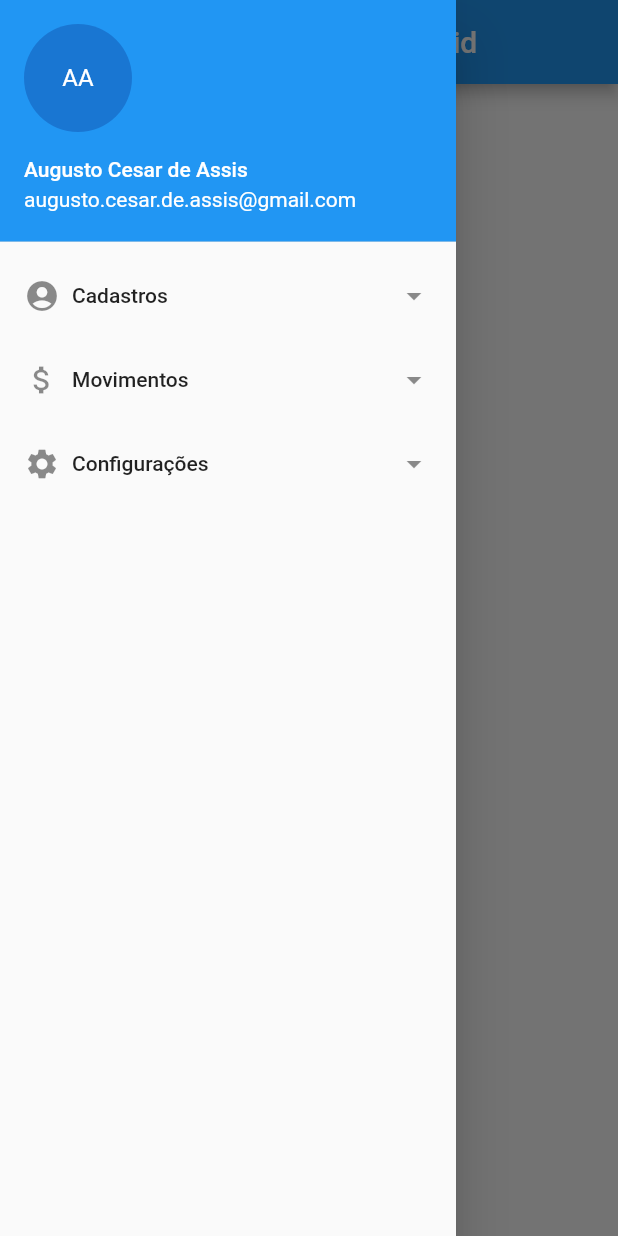
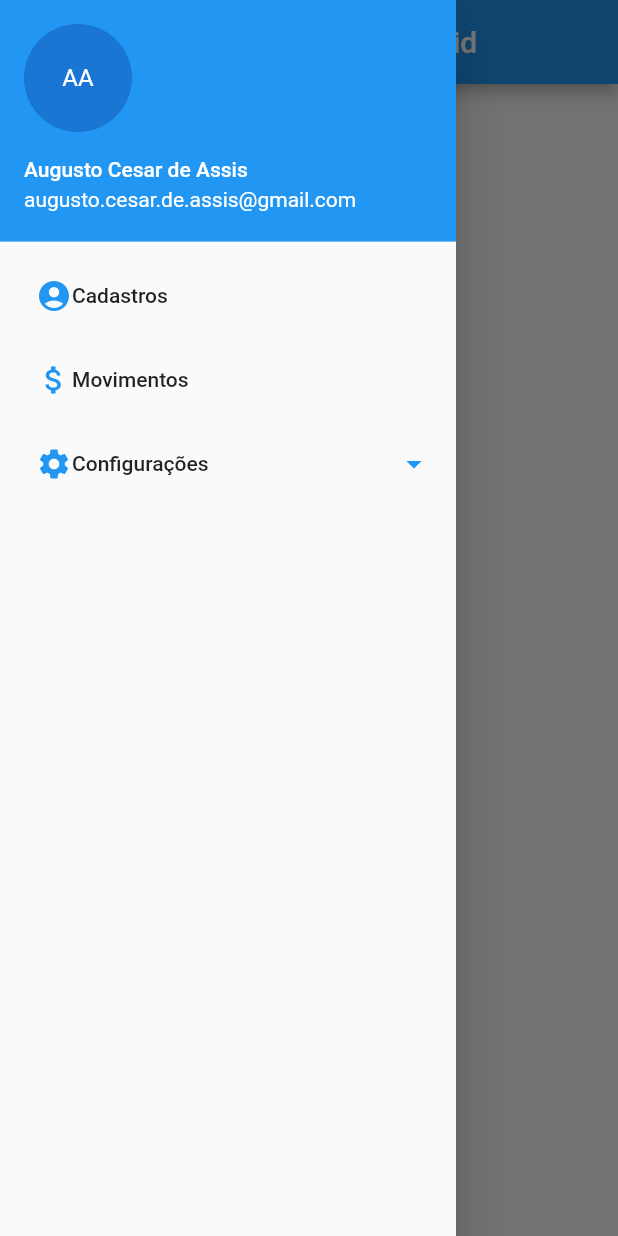
Before and after one commit to Augusto2315/AVSalesForce, a Flutter app: the screen it shows after launch, with the side drawer open, on a phone screen of 412 x 824 dp. Run offline on Flutter 3.47's test engine with Material 2 defaults, Android fonts, the light colour scheme and no system bars; our stand-ins replace syncfusion_flutter_datagrid.

Commit message:
Alteração campos dart e grid/barra lateral para manter padrão em todas as telas

```diff
--- a/client/lib/configuracao_campos/configuracao_campos.dart
+++ b/client/lib/configuracao_campos/configuracao_campos.dart
@@ -1,17 +1,36 @@
 import 'package:flutter/material.dart';
 import 'package:salesforce/configuracao_campos/configuracao_campos_grid/configuracao_campos_grid.dart';
-import 'package:salesforce/repositories/campos_repository.dart';
+import 'package:salesforce/shared/base_app_bar.dart';
 
 class ConfiguracaoCamposWidget extends StatelessWidget {
   const ConfiguracaoCamposWidget({Key? key}) : super(key: key);
 
   @override
   Widget build(BuildContext context) {
-    return Scaffold(
+    return BaseAppBarWidget(
+      routeSelected: '/configuracoes/configuracao-campos',
       appBar: AppBar(
         title: const Text('Configuração de campos'),
       ),
-      body: const ConfiguracaoCamposWidget(),
+      body: Padding(
+        padding: const EdgeInsets.all(16),
+        child: Row(
+          children: [
+            const Expanded(child: ConfiguracaoCamposGridWidget()),
+            Column(
+              crossAxisAlignment: CrossAxisAlignment.end,
+              mainAxisSize: MainAxisSize.max,
+              mainAxisAlignment: MainAxisAlignment.end,
+              children: [
+                ElevatedButton(
+                  onPressed: () => {},
+                  child: const Text('Salvar'),
+                ),
+              ],
+            )
+          ],
+        ),
+      ),
     );
   }
 }
--- a/client/lib/configuracao_campos/configuracao_campos_grid/configuracao_campos_grid.dart
+++ b/client/lib/configuracao_campos/configuracao_campos_grid/configuracao_campos_grid.dart
@@ -2,7 +2,6 @@ import 'package:flutter/material.dart';
 import 'package:salesforce/repositories/campos_repository.dart';
 import 'package:syncfusion_flutter_datagrid/datagrid.dart';
 import '../../models/campos.dart';
-import 'dart:developer';
 
 class ConfiguracaoCamposGridWidget extends StatefulWidget {
   const ConfiguracaoCamposGridWidget({Key? key}) : super(key: key);
--- a/client/lib/main.dart
+++ b/client/lib/main.dart
@@ -1,6 +1,6 @@
 import 'package:flutter/material.dart';
 import 'package:salesforce/configuracao_campos/configuracao_campos.dart';
-import 'package:salesforce/widgets/drawer_item.dart';
+import 'package:salesforce/shared/base_app_bar.dart';
 
 void main() {
   runApp(const MyApp());
@@ -17,7 +17,8 @@ class MyApp extends StatelessWidget {
       theme: ThemeData(primarySwatch: Colors.blue),
       home: const MyHomePage(),
       routes: {
-        '/configuracao-campos': (context) => const ConfiguracaoCamposWidget(),
+        '/configuracoes/configuracao-campos': (context) =>
+            const ConfiguracaoCamposWidget(),
       },
     );
   }
@@ -40,37 +41,10 @@ class _MyHomePageState extends State<MyHomePage> {
 
   @override
   Widget build(BuildContext context) {
-    return Scaffold(
+    return BaseAppBarWidget(
+      routeSelected: '/main',
       appBar: AppBar(
         title: const Text('Syncfusion Flutter DataGrid'),
-      ),
-      drawer: Drawer(
-        child: ListView(
-          // physics: ClampingScrollPhysics(),
-          // shrinkWrap: true,
-          padding: EdgeInsets.zero,
-          children: <Widget>[
-            const UserAccountsDrawerHeader(
-              accountEmail: Text("augusto.cesar.de.assis@gmail.com"),
-              accountName: Text("Augusto Cesar de Assis"),
-              currentAccountPicture: CircleAvatar(child: Text("AA")),
-            ),
-            DrawerItem(
-              icon: Icons.account_circle,
-              text: 'Cadastros',
-              route: '',
-            ),
-            DrawerItem(
-              icon: Icons.attach_money,
-              text: 'Movimentos',
-              route: '',
-            ),
-            DrawerItem(
-                icon: Icons.settings,
-                text: 'Configurações',
-                route: '/configuracao-campos')
-          ],
-        ),
       ),
       body: const Center(
         child: Text("Av Sales Force"),
--- a/client/lib/models/campos.dart
+++ b/client/lib/models/campos.dart
@@ -1,5 +1,3 @@
-import 'package:syncfusion_flutter_datagrid/datagrid.dart';
-
 class ConfiguracaoCampos {
   int codEmpresa;
   String campo;
--- /dev/null
+++ b/client/lib/shared/base_app_bar.dart
@@ -0,0 +1,96 @@
+import 'package:flutter/material.dart';
+import 'package:salesforce/widgets/drawer_item.dart';
+
+// ignore: must_be_immutable
+class BaseAppBarWidget extends StatefulWidget {
+  final AppBar appBar;
+  final Widget body;
+  String routeSelected = '';
+  String expandedRoute = '';
+  bool forceExpanded = false;
+
+  BaseAppBarWidget(
+      {Key? key,
+      required,
+      required this.appBar,
+      required this.body,
+      required this.routeSelected})
+      : super(key: key);
+
+  @override
+  State<BaseAppBarWidget> createState() => _BaseAppBarState();
+}
+
+class _BaseAppBarState extends State<BaseAppBarWidget> {
+  final Color backgroundColor = Colors.blue;
+
+  @override
+  Widget build(BuildContext context) {
+    return Scaffold(
+      appBar: widget.appBar,
+      drawer: Drawer(
+        child: ListView(
+          // physics: ClampingScrollPhysics(),
+          // shrinkWrap: true,
+          padding: EdgeInsets.zero,
+          children: <Widget>[
+            const UserAccountsDrawerHeader(
+              accountEmail: Text("augusto.cesar.de.assis@gmail.com"),
+              accountName: Text("Augusto Cesar de Assis"),
+              currentAccountPicture: CircleAvatar(child: Text("AA")),
+            ),
+            DrawerItem(
+              icon: Icons.account_circle,
+              text: 'Cadastros',
+              route: '/cadastro',
+              actualRoute: widget.routeSelected,
+              isChildren: false,
+              hasChildren: false,
+            ),
+            DrawerItem(
+              icon: Icons.attach_money,
+              text: 'Movimentos',
+              route: '/movimentos',
+              actualRoute: widget.routeSelected,
+              isChildren: false,
+              hasChildren: false,
+            ),
+            DrawerItem(
+                icon: Icons.settings,
+                text: 'Configurações',
+                route: '/configuracoes',
+                actualRoute: widget.routeSelected,
+                isChildren: false,
+                hasChildren: true,
+                onTap: () {
+                  setState(() {
+                    if (widget.expandedRoute.contains('/configuracoes')) {
+                      widget.expandedRoute = '';
+                      widget.forceExpanded = false;
+                    } else {
+                      widget.expandedRoute = '/configuracoes';
+                      widget.forceExpanded = true;
+                    }
+                  });
+                }),
+            DrawerItem(
+              icon: Icons.settings_applications,
+              text: 'Configurações De Campos',
+              route: '/configuracoes/configuracao-campos',
+              expanded: ('/configuracoes/configuracao-campos'
+                              .contains(widget.expandedRoute) &&
+                          widget.expandedRoute.isNotEmpty ||
+                      widget.routeSelected ==
+                          '/configuracoes/configuracao-campos') ||
+                  widget.forceExpanded,
+              actualRoute: widget.routeSelected,
+              isChildren: true,
+              hasChildren: false,
+            ),
+          ],
+        ),
+      ),
+      body: widget.body,
+    );
+  }
+}
--- a/client/lib/widgets/drawer_item.dart
+++ b/client/lib/widgets/drawer_item.dart
@@ -1,15 +1,29 @@
 import 'package:flutter/material.dart';
 
+// ignore: must_be_immutable
 class DrawerItem extends StatefulWidget {
   late IconData icon = Icons.ac_unit;
   late String text = '';
   late String route = '';
+  late String actualRoute = '';
+  late bool expanded;
+  late String expandedRoute = '';
+  late bool isChildren;
+  late bool hasChildren;
+  late String originalRoute = actualRoute;
+  Function()? onTap;
 
   DrawerItem({
     Key? key,
     required this.icon,
     required this.text,
     required this.route,
+    required this.actualRoute,
+    required this.hasChildren,
+    required this.isChildren,
+    this.expandedRoute = '',
+    this.onTap,
+    this.expanded = false,
   }) : super(key: key);
 
   @override
@@ -19,18 +33,60 @@ class DrawerItem extends StatefulWidget {
 class _DrawerItemState extends State<DrawerItem> {
   @override
   Widget build(BuildContext context) {
-    return ListTile(
-      title: Row(
-        children: <Widget>[
-          Icon(widget.icon),
-          Padding(
-            padding: const EdgeInsets.only(left: 8.0),
-            child: Text(widget.text),
-          )
-        ],
+    return Visibility(
+      visible: widget.expanded ||
+          widget.hasChildren ||
+          (!widget.isChildren && !widget.hasChildren),
+      child: ListTile(
+        title: Row(
+          children: getWidgetAsListTileItem(
+              widget.icon,
+              widget.route == widget.actualRoute ||
+                      widget.route == widget.originalRoute
+                  ? Colors.red
+                  : Colors.blue,
+              widget.text,
+              widget.isChildren ? 24.0 : 8.0),
+        ),
+        trailing: getTrailing(),
+        selected: widget.route == widget.actualRoute,
+        onTap: widget.onTap ?? () => {goToRoute()},
       ),
-      trailing: const Icon(Icons.arrow_drop_down_outlined),
-      onTap: () => {Navigator.pushNamed(context, widget.route)},
     );
   }
+
+  List<Widget> getWidgetAsListTileItem(
+      IconData icon, Color cor, String text, double margem) {
+    return <Widget>[
+      Padding(
+        padding: EdgeInsets.only(left: margem),
+        child: Icon(
+          icon,
+          color: cor,
+        ),
+      ),
+      Text(text),
+    ];
+  }
+
+  void goToRoute() {
+    debugPrint(widget.originalRoute);
+    if (widget.originalRoute != widget.route && !widget.hasChildren) {
+      Navigator.pushNamed(context, widget.route);
+    } else if (widget.hasChildren) {
+      widget.expanded = true;
+    }
+  }
+
+  Widget? getTrailing() {
+    if (widget.hasChildren) {
+      if (widget.actualRoute != widget.route &&
+          widget.actualRoute.contains(widget.route)) {
+        return const Icon(Icons.arrow_drop_up_outlined, color: Colors.blue);
+      } else {
+        return const Icon(Icons.arrow_drop_down_outlined, color: Colors.blue);
+      }
+    }
+    return null;
+  }
 }
```
Also changed, not shown: 2 other files.
